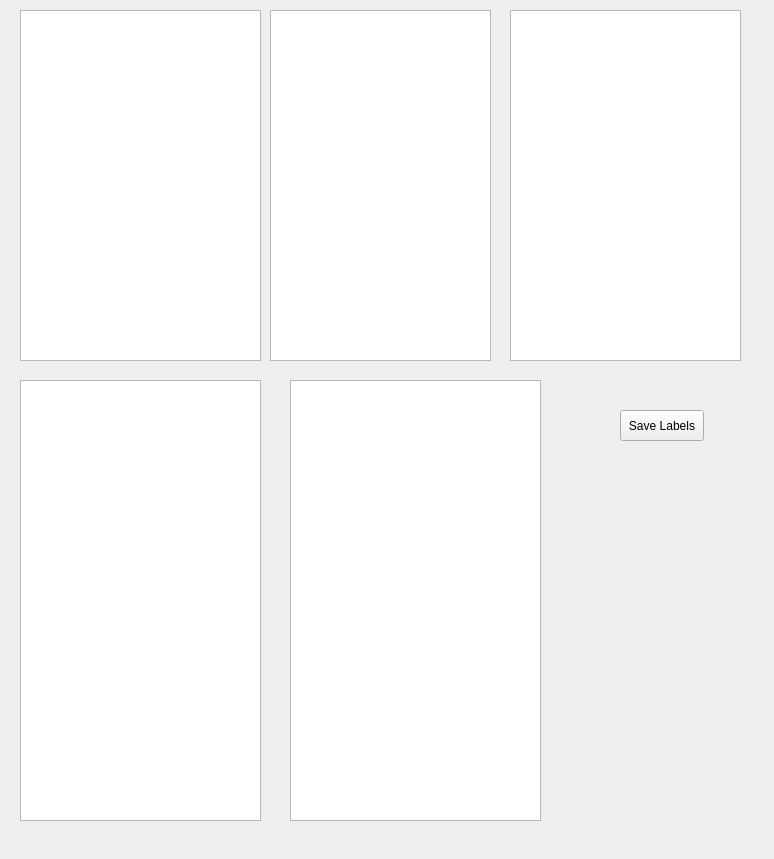
Qt form components/objectOracle/src/mainUI.ui (ljmanso/prp) before a commit.
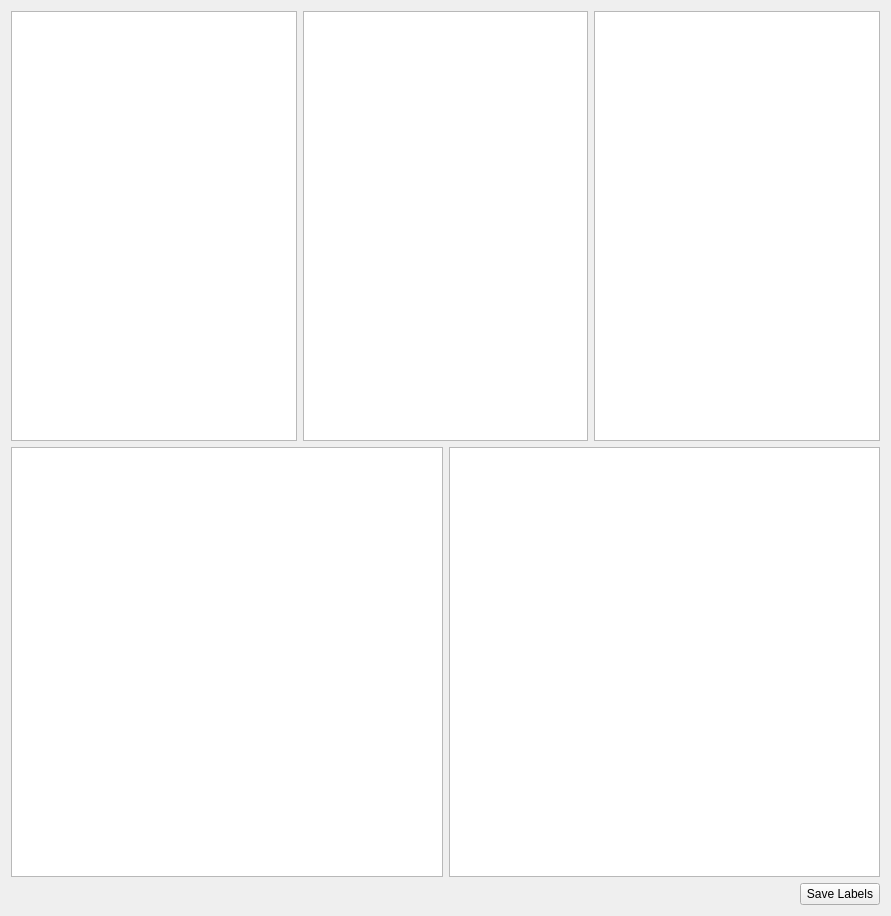
The same form after that commit.

Commit message: table sorting enabled

Patch:
```diff
--- a/components/objectOracle/src/mainUI.ui
+++ b/components/objectOracle/src/mainUI.ui
@@ -6,91 +6,187 @@
    <rect>
     <x>0</x>
     <y>0</y>
-    <width>774</width>
-    <height>859</height>
+    <width>891</width>
+    <height>916</height>
    </rect>
   </property>
   <property name="windowTitle">
    <string>objectoracle</string>
   </property>
+  <layout class="QVBoxLayout" name="verticalLayout">
+   <item>
+    <layout class="QHBoxLayout" name="horizontalLayout_2">
+     <item>
   <widget class="QTableView" name="tableView_1">
-   <property name="geometry">
-    <rect>
-     <x>20</x>
-     <y>10</y>
-     <width>241</width>
-     <height>351</height>
-    </rect>
+       <property name="editTriggers">
+        <set>QAbstractItemView::NoEditTriggers</set>
+       </property>
+       <property name="dragDropOverwriteMode">
+        <bool>false</bool>
+       </property>
+       <property name="selectionMode">
+        <enum>QAbstractItemView::NoSelection</enum>
    </property>
    <property name="sortingEnabled">
     <bool>true</bool>
    </property>
-  </widget>
+       <attribute name="horizontalHeaderCascadingSectionResizes">
+        <bool>true</bool>
+       </attribute>
+       <attribute name="horizontalHeaderMinimumSectionSize">
+        <number>100</number>
+       </attribute>
+       <attribute name="horizontalHeaderShowSortIndicator" stdset="0">
+        <bool>true</bool>
+       </attribute>
+       <attribute name="horizontalHeaderStretchLastSection">
+        <bool>true</bool>
+       </attribute>
+      </widget>
+     </item>
+     <item>
   <widget class="QTableView" name="tableView_2">
-   <property name="geometry">
-    <rect>
-     <x>270</x>
-     <y>10</y>
-     <width>221</width>
-     <height>351</height>
-    </rect>
+       <property name="editTriggers">
+        <set>QAbstractItemView::NoEditTriggers</set>
+       </property>
+       <property name="dragDropOverwriteMode">
+        <bool>false</bool>
+       </property>
+       <property name="selectionMode">
+        <enum>QAbstractItemView::NoSelection</enum>
    </property>
    <property name="sortingEnabled">
     <bool>true</bool>
    </property>
-  </widget>
+       <attribute name="horizontalHeaderCascadingSectionResizes">
+        <bool>true</bool>
+       </attribute>
+       <attribute name="horizontalHeaderMinimumSectionSize">
+        <number>100</number>
+       </attribute>
+       <attribute name="horizontalHeaderShowSortIndicator" stdset="0">
+        <bool>true</bool>
+       </attribute>
+       <attribute name="horizontalHeaderStretchLastSection">
+        <bool>true</bool>
+       </attribute>
+      </widget>
+     </item>
+     <item>
   <widget class="QTableView" name="tableView_3">
-   <property name="geometry">
-    <rect>
-     <x>510</x>
-     <y>10</y>
-     <width>231</width>
-     <height>351</height>
-    </rect>
+       <property name="editTriggers">
+        <set>QAbstractItemView::NoEditTriggers</set>
+       </property>
+       <property name="dragDropOverwriteMode">
+        <bool>false</bool>
+       </property>
+       <property name="selectionMode">
+        <enum>QAbstractItemView::NoSelection</enum>
    </property>
    <property name="sortingEnabled">
     <bool>true</bool>
    </property>
-  </widget>
+       <attribute name="horizontalHeaderCascadingSectionResizes">
+        <bool>true</bool>
+       </attribute>
+       <attribute name="horizontalHeaderMinimumSectionSize">
+        <number>100</number>
+       </attribute>
+       <attribute name="horizontalHeaderShowSortIndicator" stdset="0">
+        <bool>true</bool>
+       </attribute>
+       <attribute name="horizontalHeaderStretchLastSection">
+        <bool>true</bool>
+       </attribute>
+      </widget>
+     </item>
+    </layout>
+   </item>
+   <item>
+    <layout class="QHBoxLayout" name="horizontalLayout_3">
+     <item>
   <widget class="QTableView" name="tableView_4">
-   <property name="geometry">
-    <rect>
-     <x>20</x>
-     <y>380</y>
-     <width>241</width>
-     <height>441</height>
-    </rect>
+       <property name="editTriggers">
+        <set>QAbstractItemView::NoEditTriggers</set>
+       </property>
+       <property name="dragDropOverwriteMode">
+        <bool>false</bool>
+       </property>
+       <property name="selectionMode">
+        <enum>QAbstractItemView::NoSelection</enum>
    </property>
    <property name="sortingEnabled">
     <bool>true</bool>
    </property>
-  </widget>
+       <attribute name="horizontalHeaderCascadingSectionResizes">
+        <bool>true</bool>
+       </attribute>
+       <attribute name="horizontalHeaderMinimumSectionSize">
+        <number>100</number>
+       </attribute>
+       <attribute name="horizontalHeaderShowSortIndicator" stdset="0">
+        <bool>true</bool>
+       </attribute>
+       <attribute name="horizontalHeaderStretchLastSection">
+        <bool>true</bool>
+       </attribute>
+      </widget>
+     </item>
+     <item>
   <widget class="QTableView" name="tableView_5">
-   <property name="geometry">
-    <rect>
-     <x>290</x>
-     <y>380</y>
-     <width>251</width>
-     <height>441</height>
-    </rect>
+       <property name="editTriggers">
+        <set>QAbstractItemView::NoEditTriggers</set>
+       </property>
+       <property name="dragDropOverwriteMode">
+        <bool>false</bool>
+       </property>
+       <property name="selectionMode">
+        <enum>QAbstractItemView::NoSelection</enum>
    </property>
    <property name="sortingEnabled">
     <bool>true</bool>
    </property>
-  </widget>
+       <attribute name="horizontalHeaderCascadingSectionResizes">
+        <bool>true</bool>
+       </attribute>
+       <attribute name="horizontalHeaderMinimumSectionSize">
+        <number>100</number>
+       </attribute>
+       <attribute name="horizontalHeaderShowSortIndicator" stdset="0">
+        <bool>true</bool>
+       </attribute>
+       <attribute name="horizontalHeaderStretchLastSection">
+        <bool>true</bool>
+       </attribute>
+      </widget>
+     </item>
+    </layout>
+   </item>
+   <item>
+    <layout class="QHBoxLayout" name="horizontalLayout">
+     <item>
+      <spacer name="horizontalSpacer">
+       <property name="orientation">
+        <enum>Qt::Horizontal</enum>
+       </property>
+       <property name="sizeHint" stdset="0">
+        <size>
+         <width>40</width>
+         <height>20</height>
+        </size>
+       </property>
+      </spacer>
+     </item>
+     <item>
   <widget class="QPushButton" name="saveButton">
-   <property name="geometry">
-    <rect>
-     <x>620</x>
-     <y>410</y>
-     <width>84</width>
-     <height>31</height>
-    </rect>
-   </property>
    <property name="text">
     <string>Save Labels</string>
    </property>
   </widget>
+     </item>
+    </layout>
+   </item>
+  </layout>
  </widget>
  <resources/>
  <connections/>
```
Lines whose indentation alone changed are shown as unchanged. The commit also changes 2 other files.
